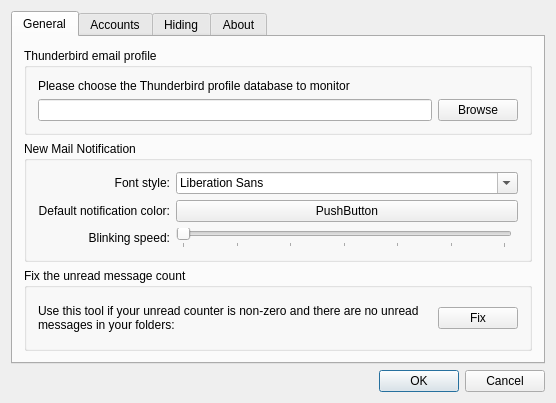
This is src/dialogsettings.ui in gyunaev/birdtray as Qt 5 draws it before an edit. The edited form follows.
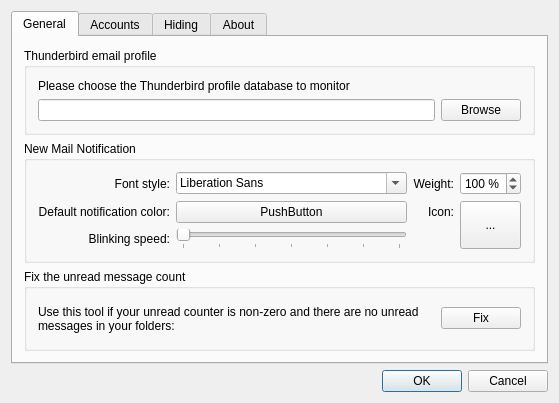
This is the edited form. The open tabs and pages were chosen to show the change. Custom widgets are drawn as their Qt base class.

Commit message: Added the possibility to change the icon and font weight (i.e. make font bold)

```diff
--- a/src/dialogsettings.ui
+++ b/src/dialogsettings.ui
@@ -17,7 +17,7 @@
    <item>
     <widget class="QTabWidget" name="tabWidget">
      <property name="currentIndex">
-      <number>1</number>
+      <number>0</number>
      </property>
      <widget class="QWidget" name="tab">
       <attribute name="title">
@@ -56,10 +56,36 @@
           <string>New Mail Notification</string>
          </property>
          <layout class="QGridLayout" name="gridLayout_2">
-          <item row="1" column="0">
-           <widget class="QLabel" name="label_3">
+          <item row="0" column="3">
+           <widget class="QSpinBox" name="notificationFontWeight">
+            <property name="toolTip">
+             <string>&lt;html&gt;&lt;head/&gt;&lt;body&gt;&lt;p&gt;This changes the font thickness, i.e. makes font bold.&lt;/p&gt;&lt;/body&gt;&lt;/html&gt;</string>
+            </property>
+            <property name="suffix">
+             <string> %</string>
+            </property>
+            <property name="maximum">
+             <number>200</number>
+            </property>
+            <property name="singleStep">
+             <number>5</number>
+            </property>
+            <property name="value">
+             <number>100</number>
+            </property>
+           </widget>
+          </item>
+          <item row="1" column="1">
+           <widget class="ColorButton" name="btnNotificationColor">
             <property name="text">
-             <string>Default notification color:</string>
+             <string>PushButton</string>
+            </property>
+           </widget>
+          </item>
+          <item row="2" column="0">
+           <widget class="QLabel" name="label_4">
+            <property name="text">
+             <string>Blinking speed:</string>
             </property>
             <property name="alignment">
              <set>Qt::AlignRight|Qt::AlignTrailing|Qt::AlignVCenter</set>
@@ -76,16 +102,9 @@
             </property>
            </widget>
           </item>
-          <item row="0" column="1" colspan="2">
+          <item row="0" column="1">
            <widget class="QFontComboBox" name="notificationFont"/>
           </item>
-          <item row="1" column="1" colspan="2">
-           <widget class="ColorButton" name="btnNotificationColor">
-            <property name="text">
-             <string>PushButton</string>
-            </property>
-           </widget>
-          </item>
           <item row="2" column="1">
            <widget class="QSlider" name="sliderBlinkingSpeed">
             <property name="maximum">
@@ -105,16 +124,49 @@
             </property>
            </widget>
           </item>
-          <item row="2" column="0">
-           <widget class="QLabel" name="label_4">
+          <item row="1" column="0">
+           <widget class="QLabel" name="label_3">
             <property name="text">
-             <string>Blinking speed:</string>
+             <string>Default notification color:</string>
             </property>
             <property name="alignment">
              <set>Qt::AlignRight|Qt::AlignTrailing|Qt::AlignVCenter</set>
             </property>
            </widget>
           </item>
+          <item row="0" column="2">
+           <widget class="QLabel" name="label_9">
+            <property name="text">
+             <string>Weight:</string>
+            </property>
+            <property name="alignment">
+             <set>Qt::AlignRight|Qt::AlignTrailing|Qt::AlignVCenter</set>
+            </property>
+           </widget>
+          </item>
+          <item row="1" column="2">
+           <widget class="QLabel" name="label_10">
+            <property name="text">
+             <string>Icon:</string>
+            </property>
+            <property name="alignment">
+             <set>Qt::AlignRight|Qt::AlignTrailing|Qt::AlignVCenter</set>
+            </property>
+           </widget>
+          </item>
+          <item row="1" column="3" rowspan="2">
+           <widget class="QToolButton" name="notificationIcon">
+            <property name="sizePolicy">
+             <sizepolicy hsizetype="Preferred" vsizetype="Preferred">
+              <horstretch>0</horstretch>
+              <verstretch>0</verstretch>
+             </sizepolicy>
+            </property>
+            <property name="text">
+             <string>...</string>
+            </property>
+           </widget>
+          </item>
          </layout>
         </widget>
        </item>
```
The commit also changes 7 other files.
